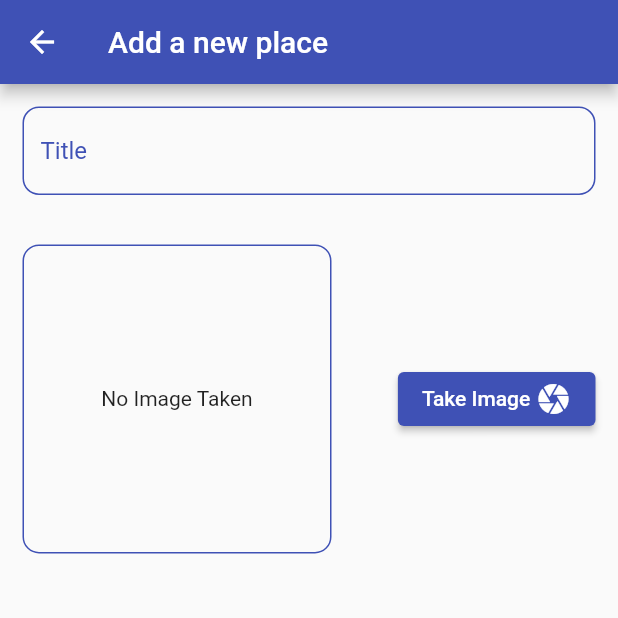
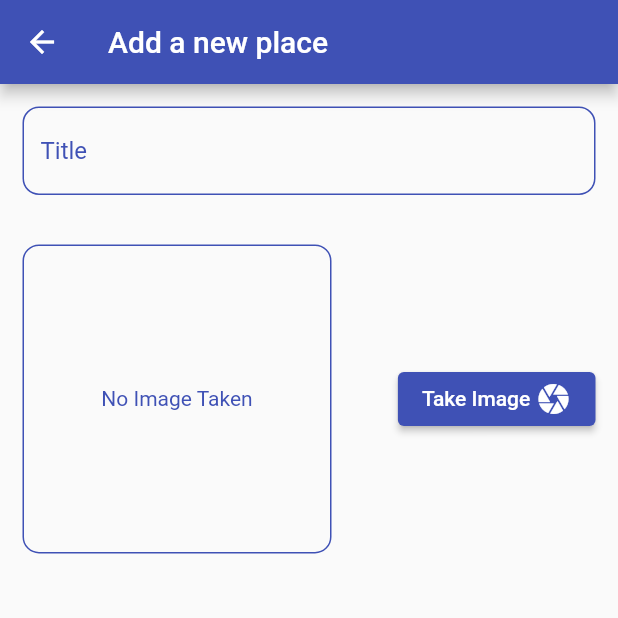
Before and after one commit to YosophAhmed/GreatPlaces, a Flutter app: the AddPlaceScreen screen opened by its route, on a phone screen of 412 x 824 dp, the top half of it. Run offline on Flutter 3.47's test engine with Material 2 defaults, Android fonts, the phone set to English and light mode, and no system bars; our stand-ins replace sizer.

Commit message:
Adding Image Input

```diff
--- a/lib/widgets/custom_image_input.dart
+++ b/lib/widgets/custom_image_input.dart
@@ -37,6 +37,9 @@ class _CustomImageInputState extends State<CustomImageInput> {
                 )
               : const Text(
                   'No Image Taken',
+                  style: TextStyle(
+                    color: Colors.indigo,
+                  ),
                   textAlign: TextAlign.center,
                 ),
         ),
```
